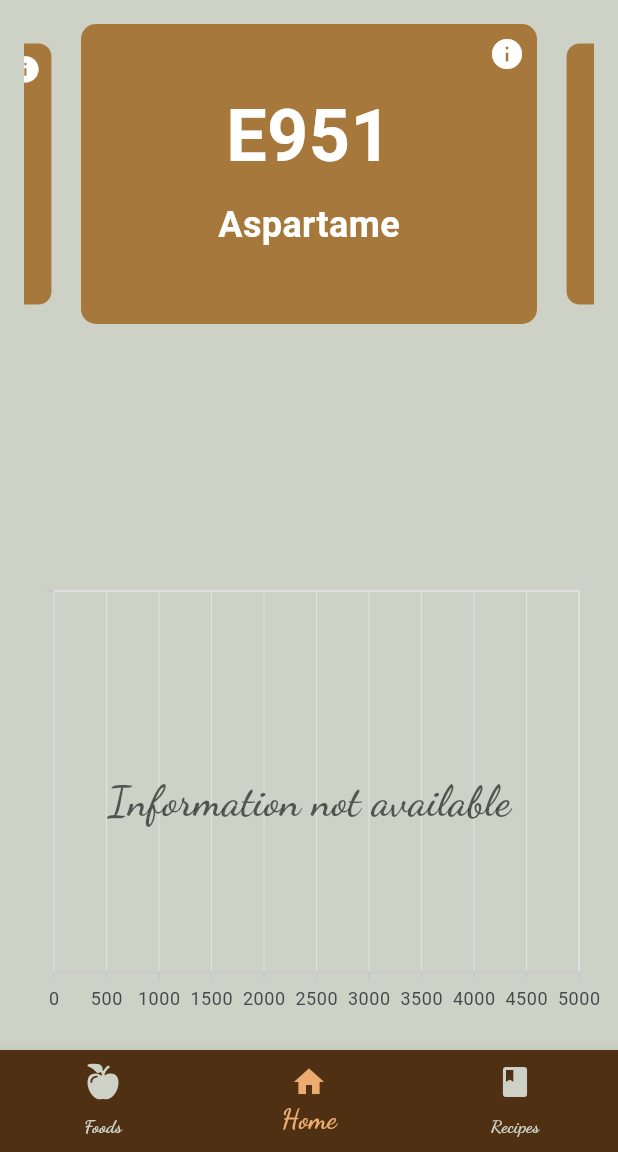
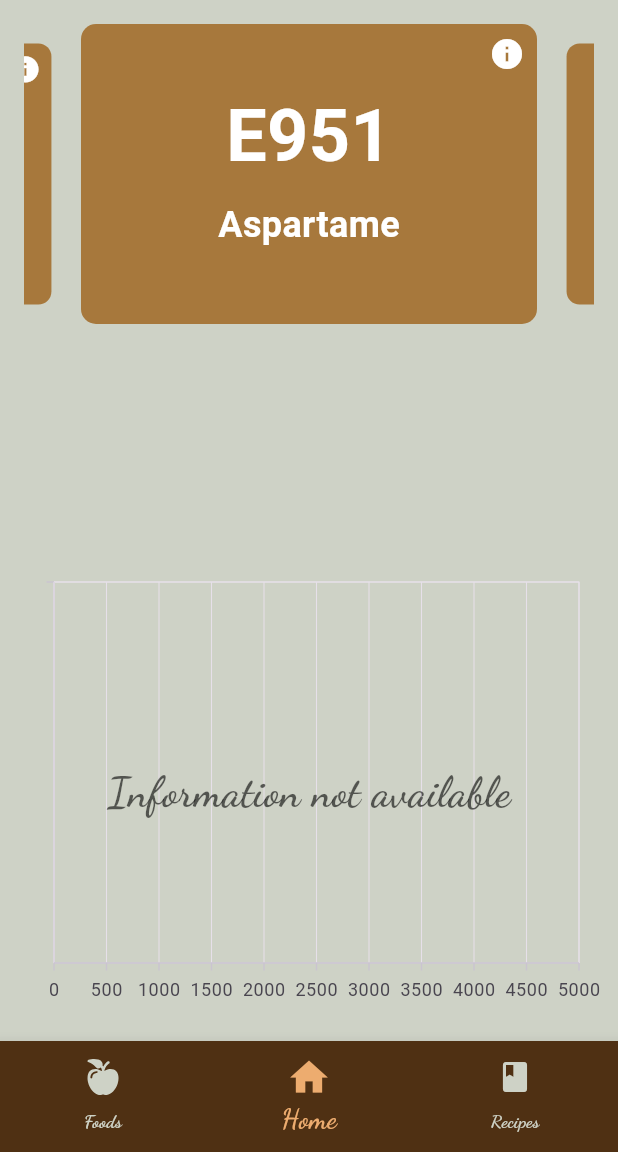
Before and after one commit to Sergio-Hernando/NutriTeca, a Flutter app: the screen it shows after launch, on a phone screen of 412 x 824 dp, the part 84-1236 px from its top. Run offline on Flutter 3.47's test engine with Material 3 defaults, Android fonts, the phone set to English and light mode, and no system bars; drawn by our look-alikes of carousel_slider; our stand-ins replace animated_custom_dropdown, dio, flutter_bloc, flutter_svg, freezed_annotation, get_it and 5 more; accounts and stored records are empty; generated files the repository leaves out were written again.

Commit message:
last changes

```diff
--- a/lib/presentation/screens/base_screen/base_screen.dart
+++ b/lib/presentation/screens/base_screen/base_screen.dart
@@ -34,8 +34,9 @@ class _BaseScreenState extends State<BaseScreen> {
   @override
   Widget build(BuildContext context) {
     return PopScope(
-      onPopInvoked: (popDisposition) async {
-        await _showExitConfirmation(context);
+      canPop: false,
+      onPopInvoked: (popDisposition) {
+        _showExitConfirmation(context);
       },
       child: Scaffold(
         resizeToAvoidBottomInset: false,
@@ -86,7 +87,10 @@ class _BaseScreenState extends State<BaseScreen> {
               label: context.localizations.alimentsScreen,
             ),
             BottomNavigationBarItem(
-              icon: const Icon(Icons.home),
+              icon: const Icon(
+                Icons.home,
+                size: 30,
+              ),
               label: context.localizations.mainScreen,
             ),
             BottomNavigationBarItem(
--- a/lib/presentation/widgets/common_detail_screen.dart
+++ b/lib/presentation/widgets/common_detail_screen.dart
@@ -34,7 +34,7 @@ class _CommonDetailScreenState extends State<CommonDetailScreen> {
       context: context,
       builder: (context) => ConfirmDeleteDialog(
         onConfirm: widget.onDelete,
-        moreContent: widget.recipeList,
+        moreContent: widget.recipeList ?? [],
       ),
     );
   }
```
Also changed, not shown: lib/presentation/screens/aliments_feature/aliment_detail/aliment_detail_screen.dart (+8 -3 lines), lib/presentation/screens/aliments_feature/aliment_detail/bloc/aliment_detail_bloc.dart (+2 -8 lines), lib/presentation/widgets/common_dialog.dart (+6 -6 lines).
